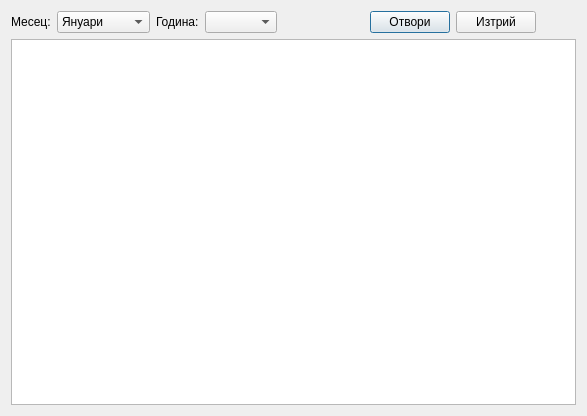
thefinalcutbg/DinoDent, file src/View/AmbListSelector/AmbListSelector.ui: the form before one commit.
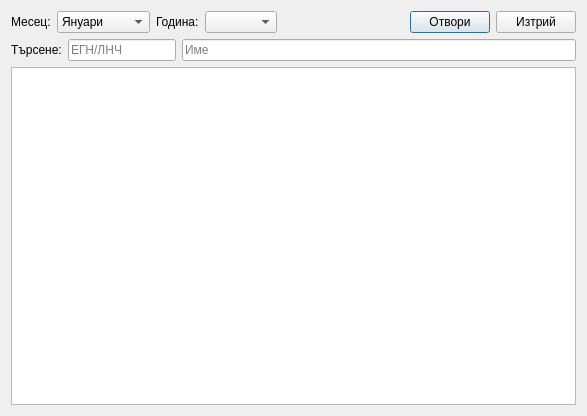
The form after the commit. Custom widgets are drawn as their Qt base class.

Commit message: ListSelector search fields implemented

What changed in the file:
```diff
--- a/src/View/AmbListSelector/AmbListSelector.ui
+++ b/src/View/AmbListSelector/AmbListSelector.ui
@@ -133,21 +133,42 @@
        </property>
       </widget>
      </item>
+    </layout>
+   </item>
+   <item>
+    <layout class="QHBoxLayout" name="horizontalLayout_2">
      <item>
-      <spacer name="horizontalSpacer_2">
-       <property name="orientation">
-        <enum>Qt::Horizontal</enum>
+      <widget class="QLabel" name="label_3">
+       <property name="text">
+        <string>Търсене:</string>
        </property>
-       <property name="sizeType">
-        <enum>QSizePolicy::Fixed</enum>
+      </widget>
+     </item>
+     <item>
+      <widget class="QLineEdit" name="idSearchEdit">
+       <property name="sizePolicy">
+        <sizepolicy hsizetype="Fixed" vsizetype="Fixed">
+         <horstretch>0</horstretch>
+         <verstretch>0</verstretch>
+        </sizepolicy>
        </property>
-       <property name="sizeHint" stdset="0">
-        <size>
-         <width>40</width>
-         <height>20</height>
-        </size>
+       <property name="inputMask">
+        <string/>
        </property>
-      </spacer>
+       <property name="maxLength">
+        <number>10</number>
+       </property>
+       <property name="placeholderText">
+        <string>ЕГН/ЛНЧ</string>
+       </property>
+      </widget>
+     </item>
+     <item>
+      <widget class="QLineEdit" name="nameSearchEdit">
+       <property name="placeholderText">
+        <string>Име</string>
+       </property>
+      </widget>
      </item>
     </layout>
    </item>
```
The commit also changes 6 other files.
